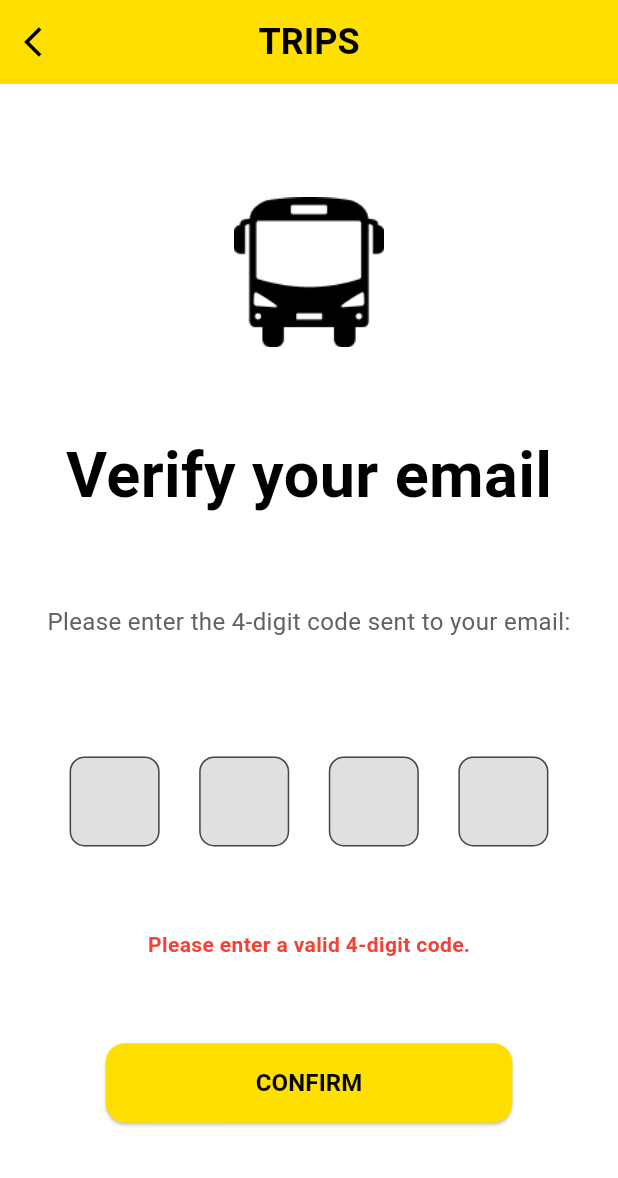
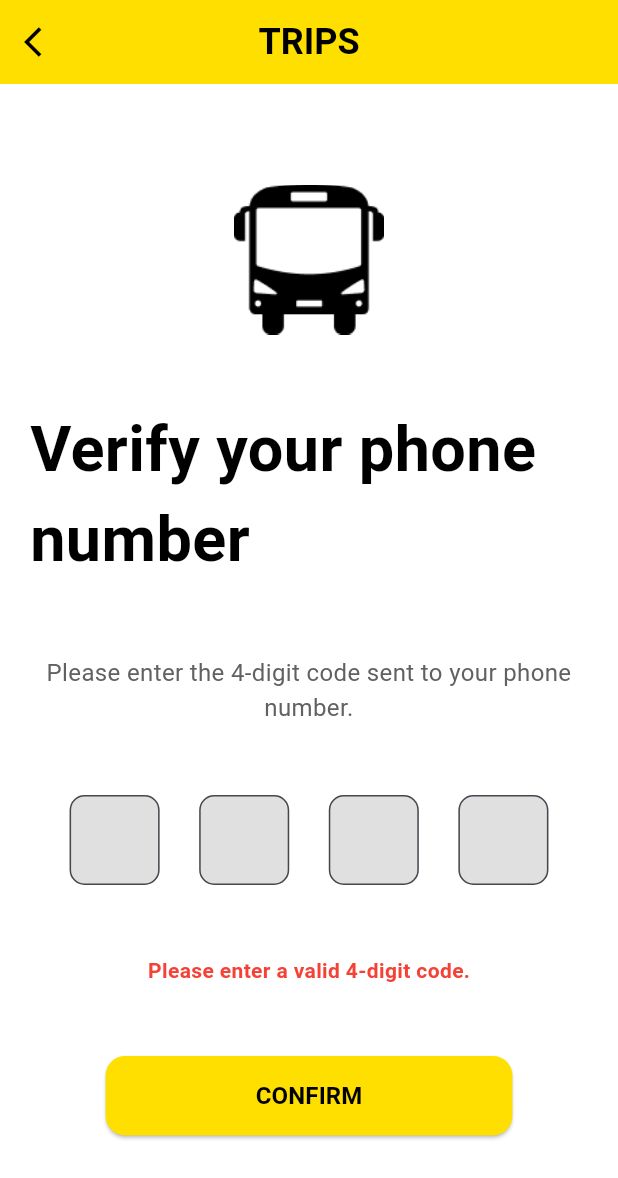
Before and after one commit to haythamEzzahir/PFE, a Flutter app: the EmailVerificationPage screen opened directly with empty values, after a tap on "CONFIRM", on a phone screen of 412 x 824 dp. Shown: the top 1178 px of the screen. Run offline on Flutter 3.47's test engine with Material 3 defaults, Android fonts, the phone set to English and light mode, and no system bars; our stand-ins replace firebase_auth, firebase_core; accounts and stored records are empty; network calls fail.

Commit message:
set up firebase and change the code of create account + verify

```diff
--- /dev/null
+++ b/bus_tracker/firestore.indexes.json
@@ -0,0 +1,4 @@
+{
+  "indexes": [],
+  "fieldOverrides": []
+}
--- a/bus_tracker/lib/pages/verify.dart
+++ b/bus_tracker/lib/pages/verify.dart
@@ -1,15 +1,18 @@
-// ignore_for_file: avoid_print
-
+import 'package:firebase_auth/firebase_auth.dart';
 import 'package:flutter/material.dart';
+import 'view_buses.dart';
 import 'constants.dart';
-import 'package:bus_tracker/pages/view_buses.dart';
 
 class EmailVerificationPage extends StatefulWidget {
-  final String email;  // Declare a final variable to hold the email
-  const EmailVerificationPage({super.key, required this.email});
+  final String email;
+  final String verificationId; // Add verificationId
+  const EmailVerificationPage({
+    super.key,
+    required this.email,
+    required this.verificationId,
+  });
 
   @override
-  // ignore: library_private_types_in_public_api
   _EmailVerificationPageState createState() => _EmailVerificationPageState();
 }
 
@@ -19,13 +22,43 @@ class _EmailVerificationPageState extends State<EmailVerificationPage> {
     (index) => TextEditingController(),
   );
 
-  // Error message visibility
   String? errorMessage;
 
   bool isValidCode() {
-    // Check if all the entered values are digits and the length is 4
     String code = controllers.map((c) => c.text).join();
     return code.length == 4 && code.contains(RegExp(r'^\d+$'));
+  }
+
+  Future<void> _verifyCode(BuildContext context) async {
+    String code = controllers.map((c) => c.text).join();
+
+    if (!isValidCode()) {
+      setState(() {
+        errorMessage = "Please enter a valid 4-digit code.";
+      });
+      return;
+    }
+
+    try {
+      // Create a PhoneAuthCredential with the code
+      PhoneAuthCredential credential = PhoneAuthProvider.credential(
+        verificationId: widget.verificationId,
+        smsCode: code,
+      );
+
+      // Sign in with the credential
+      await FirebaseAuth.instance.signInWithCredential(credential);
+
+      // Navigate to the next page
+      Navigator.push(
+        context,
+        MaterialPageRoute(builder: (context) => const ViewBuses()),
+      );
+    } catch (e) {
+      setState(() {
+        errorMessage = "Invalid verification code.";
+      });
+    }
   }
 
   @override
@@ -44,32 +77,25 @@ class _EmailVerificationPageState extends State<EmailVerificationPage> {
         mainAxisAlignment: MainAxisAlignment.spaceEvenly,
         crossAxisAlignment: CrossAxisAlignment.center,
         children: [
-          // Bus Image
           Image.asset(
             'assets/images/bus.png',
             width: 100,
             height: 100,
             fit: BoxFit.contain,
           ),
-
-          // Title
           const Text(
-            "Verify your email",
+            "Verify your phone number",
             style: TextStyle(
               fontSize: 42,
               fontWeight: FontWeight.bold,
               color: Colors.black,
             ),
           ),
-
-          // Subtitle
           Text(
-            "Please enter the 4-digit code sent to your email:\n${widget.email}",
+            "Please enter the 4-digit code sent to your phone number.",
             textAlign: TextAlign.center,
             style: TextStyle(fontSize: 16, color: Colors.grey[700]),
           ),
-
-          // Code Input Fields
           Row(
             mainAxisAlignment: MainAxisAlignment.spaceEvenly,
             children: List.generate(4, (index) {
@@ -105,8 +131,6 @@ class _EmailVerificationPageState extends State<EmailVerificationPage> {
               );
             }),
           ),
-
-          // Error message (if any)
           if (errorMessage != null)
             Text(
               errorMessage!,
@@ -116,26 +140,8 @@ class _EmailVerificationPageState extends State<EmailVerificationPage> {
                 fontWeight: FontWeight.bold,
               ),
             ),
-
           ElevatedButton(
-            onPressed: () {
-              String code = controllers.map((c) => c.text).join();
-
-              if (!isValidCode()) {
-                setState(() {
-                  errorMessage = "Please enter a valid 4-digit code.";
-                });
-              } else {
-                setState(() {
-                  errorMessage = null; // Clear error if valid
-                });
-                print("Verification code: $code");
-                Navigator.push(
-                  context,
-                  MaterialPageRoute(builder: (context) => const ViewBuses()),
-                );
-              }
-            },
+            onPressed: () => _verifyCode(context),
             style: ElevatedButton.styleFrom(
               backgroundColor: yellowColor,
               shape: RoundedRectangleBorder(
```
Also changed, not shown: bus_tracker/lib/main.dart (+10 -16 lines), bus_tracker/lib/pages/creatAccount.dart (+72 -55 lines), bus_tracker/firebase.json (added), bus_tracker/lib/firebase_options.dart (added), bus_tracker/pubspec.lock, 10 other files.
